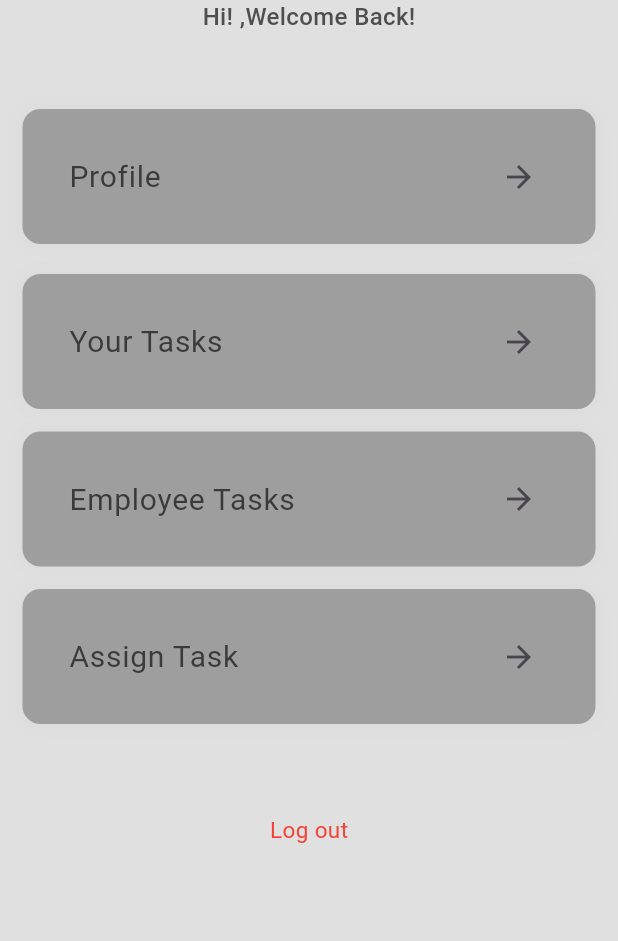
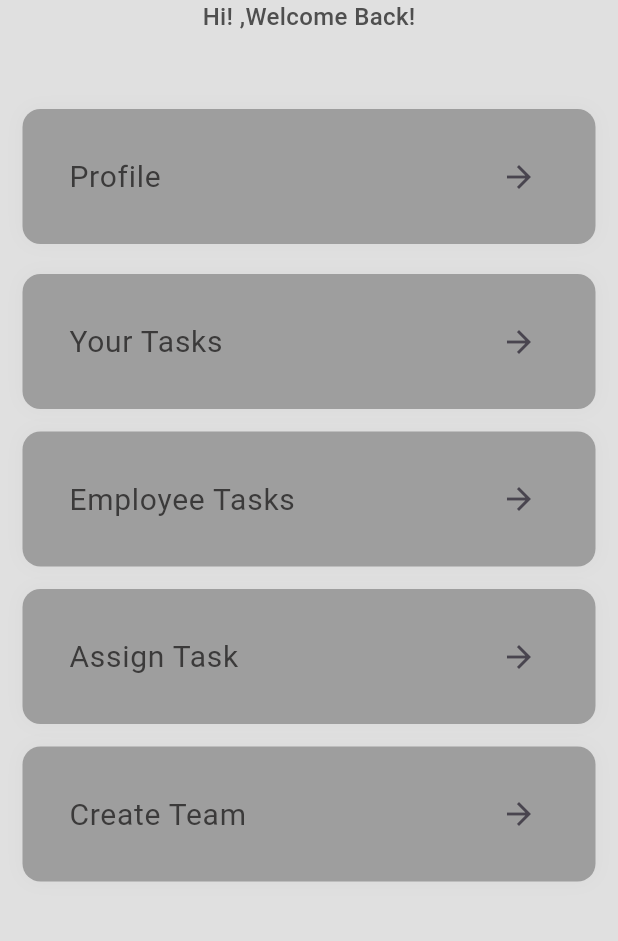
Before and after one commit to ya-zeed/fixer_app_2, a Flutter app: the Home screen opened by its route, on a phone screen of 412 x 824 dp, the part 281-1222 px from its top. Run offline on Flutter 3.47's test engine with Material 3 defaults, Android fonts, the phone set to English and light mode, and no system bars; our stand-ins replace cloud_firestore, firebase_auth, firebase_core, firebase_storage, google_nav_bar, hexcolor and 2 more; accounts and stored records are empty.

Commit message:
Add CreateTeamPage and update task completion status

```diff
--- a/lib/main.dart
+++ b/lib/main.dart
@@ -2,6 +2,7 @@ import 'dart:io';
 
 import 'package:firebase_core/firebase_core.dart';
 import 'package:fixer_app/view/AssignTask.dart';
+import 'package:fixer_app/view/CreateTeam.dart';
 import 'package:fixer_app/view/EmployeeTask.dart';
 import 'package:fixer_app/view/ForgetPassview.dart';
 import 'package:fixer_app/view/Home.dart';
@@ -47,6 +48,7 @@ class fixer extends StatelessWidget {
           YourTask.route: (context) => YourTask(),
           AssignTask.route: (context) => AssignTask(),
           EmployeeTask.route: (context) => EmployeeTask(),
+          CreateTeamPage.route: (context) => CreateTeamPage(),
         });
   }
 }
--- a/lib/view/Home.dart
+++ b/lib/view/Home.dart
@@ -1,6 +1,7 @@
 import 'package:firebase_auth/firebase_auth.dart';
 import 'package:fixer_app/Colors/colors.dart';
 import 'package:fixer_app/view/AssignTask.dart';
+import 'package:fixer_app/view/CreateTeam.dart';
 import 'package:fixer_app/view/EmployeeTask.dart';
 import 'package:fixer_app/view/LoginView.dart';
 import 'package:fixer_app/view/Profile.dart';
@@ -185,6 +186,39 @@ class _Home extends State<Home> {
                                         trailing: Icon(Icons.arrow_forward),
                                       ))),
                               SizedBox(
+                                height: 15,
+                              ),
+                              InkWell(
+                                  onTap: () {
+                                    Navigator.pushNamed(
+                                        context, CreateTeamPage.route);
+                                  },
+                                  child: Container(
+                                      alignment: Alignment.centerLeft,
+                                      height: 90,
+                                      width: 700,
+                                      padding: EdgeInsets.all(15),
+                                      decoration: BoxDecoration(
+                                        color: Colors.grey[500],
+                                        borderRadius: BorderRadius.circular(12),
+                                        boxShadow: [
+                                          BoxShadow(
+                                            color: Colors.grey.withOpacity(0.1),
+                                            blurRadius: 10,
+                                          ),
+                                        ],
+                                      ),
+                                      child: ListTile(
+                                        title: Text(
+                                          'Create Team',
+                                          style: TextStyle(
+                                              color: Color.fromARGB(
+                                                  255, 59, 58, 58),
+                                              fontSize: 20),
+                                        ),
+                                        trailing: Icon(Icons.arrow_forward),
+                                      ))),
+                              SizedBox(
                                 height: 60,
                               ),
                               InkWell(
```
Also changed, not shown: lib/view/AssignTask.dart (+73 -6 lines), lib/view/CreateTeam.dart (added, +101 -0 lines), lib/view/YourTask.dart (+31 -0 lines).
